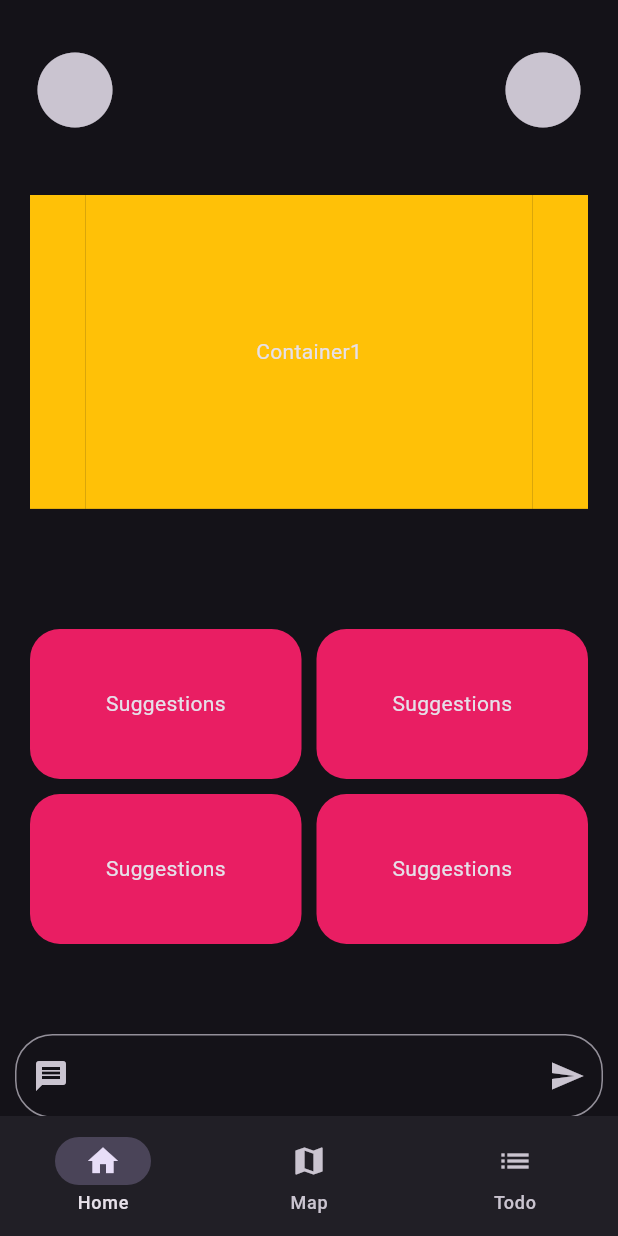
After one commit to Adithya-1489181/TOURA, a Flutter app: the screen it shows after launch, on a phone screen of 412 x 824 dp. The commit adds this screen. Run offline on Flutter 3.47's test engine with Material 3 defaults, Android fonts, the phone set to English and light mode, and no system bars; drawn by our look-alikes of carousel_slider; our stand-ins replace flutter_riverpod.

Commit message:
Added BottomNavigation Bar
Reorganized the file structure and added riverpod dependencies.

```diff
--- /dev/null
+++ b/toura/lib/UI/home_page_body.dart
@@ -0,0 +1,171 @@
+import 'package:carousel_slider/carousel_slider.dart';
+import 'package:flutter/material.dart';
+
+class HomePageBody extends StatelessWidget {
+  const HomePageBody({
+    super.key,
+  });
+
+  @override
+  Widget build(BuildContext context) {
+    return SafeArea(
+      child: SingleChildScrollView(
+        physics: const BouncingScrollPhysics(),
+        child: Column(
+          children: [
+            const SizedBox(
+              height: 20,
+            ),
+            Row(
+              mainAxisAlignment: MainAxisAlignment.spaceBetween,
+              children: [
+                IconButton(
+                  padding: const EdgeInsets.symmetric(
+                    horizontal: 20,
+                    vertical: 10,
+                  ),
+                  icon: const Icon(
+                    Icons.circle,
+                    size: 60,
+                  ),
+                  onPressed: () {},
+                ),
+                IconButton(
+                  padding: const EdgeInsets.symmetric(
+                    horizontal: 20,
+                    vertical: 10,
+                  ),
+                  onPressed: () {},
+                  icon: const Icon(
+                    Icons.circle,
+                    size: 60,
+                  ),
+                )
+              ],
+            ),
+            const SizedBox(
+              height: 20,
+            ),
+            Container(
+              padding: const EdgeInsets.symmetric(horizontal: 20, vertical: 10),
+              child: CarouselSlider(
+                items: [1, 2]
+                    .map(
+                      (e) => Container(
+                        color: Colors.amber,
+                        child: Center(
+                          child: Text("Container$e"),
+                        ),
+                      ),
+                    )
+                    .toList(),
+                options: CarouselOptions(
+                  aspectRatio: 16 / 9,
+                  autoPlay: true,
+                ),
+              ),
+            ),
+            const SizedBox(
+              height: 70,
+            ),
+            Container(
+              padding: const EdgeInsets.symmetric(horizontal: 20),
+              child: Column(
+                children: [
+                  Row(
+                    mainAxisAlignment: MainAxisAlignment.spaceAround,
+                    children: [
+                      Expanded(
+                        child: Container(
+                          height: 100,
+                          decoration: BoxDecoration(
+                            color: Colors.pink,
+                            borderRadius: BorderRadius.circular(20),
+                          ),
+                          child: const Center(
+                            child: Text("Suggestions"),
+                          ),
+                        ),
+                      ),
+                      const SizedBox(
+                        width: 10,
+                      ),
+                      Expanded(
+                        child: Container(
+                          height: 100,
+                          decoration: BoxDecoration(
+                            color: Colors.pink,
+                            borderRadius: BorderRadius.circular(20),
+                          ),
+                          child: const Center(
+                            child: Text("Suggestions"),
+                          ),
+                        ),
+                      )
+                    ],
+                  ),
+                  const SizedBox(
+                    height: 10,
+                  ),
+                  Row(
+                    mainAxisAlignment: MainAxisAlignment.spaceAround,
+                    children: [
+                      Expanded(
+                        child: Container(
+                          height: 100,
+                          decoration: BoxDecoration(
+                            color: Colors.pink,
+                            borderRadius: BorderRadius.circular(20),
+                          ),
+                          child: const Center(
+                            child: Text("Suggestions"),
+                          ),
+                        ),
+                      ),
+                      const SizedBox(
+                        width: 10,
+                      ),
+                      Expanded(
+                        child: Container(
+                          height: 100,
+                          decoration: BoxDecoration(
+                            color: Colors.pink,
+                            borderRadius: BorderRadius.circular(20),
+                          ),
+                          child: const Center(
+                            child: Text("Suggestions"),
+                          ),
+                        ),
+                      )
+                    ],
+                  ),
+                ],
+              ),
+            ),
+            const SizedBox(
+              height: 60,
+            ),
+            Container(
+              margin: const EdgeInsets.symmetric(horizontal: 10),
+              child: TextField(
+                decoration: InputDecoration(
+                  border: OutlineInputBorder(
+                    borderRadius: BorderRadius.circular(25),
+                  ),
+                  prefixIcon: IconButton(
+                    icon: const Icon(Icons.message),
+                    onPressed: () {},
+                  ),
+                  suffixIcon: IconButton(
+                    icon: const Icon(Icons.send),
+                    onPressed: () {},
+                  ),
+                ),
+              ),
+            ),
+          ],
+        ),
+      ),
+    );
+  }
+}
--- /dev/null
+++ b/toura/lib/UI/toura.dart
@@ -0,0 +1,58 @@
+import 'package:flutter/material.dart';
+import 'package:toura/UI/home_page_body.dart';
+
+enum CurrentPage { homePage, mapPage, todoPage }
+
+class Toura extends StatefulWidget {
+  const Toura({super.key});
+
+  @override
+  State<Toura> createState() => _TouraState();
+}
+
+class _TouraState extends State<Toura> {
+  CurrentPage _currentPage = CurrentPage.homePage;
+  Widget _page = const Placeholder();
+
+  @override
+  Widget build(BuildContext context) {
+    switch (_currentPage) {
+      case CurrentPage.homePage:
+        _page = const HomePageBody();
+        break;
+      case CurrentPage.mapPage:
+        _page = const Placeholder();
+        break;
+      case CurrentPage.todoPage:
+        _page = const Placeholder();
+        break;
+      default:
+        _page = const Placeholder();
+    }
+
+    return MaterialApp(
+      title: "Toura",
+      theme: ThemeData(
+        brightness: Brightness.dark,
+        primaryColor: Colors.blueGrey,
+        useMaterial3: true,
+      ),
+      home: Scaffold(
+        bottomNavigationBar: NavigationBar(
+          selectedIndex: _currentPage.index,
+          destinations: const [
+            NavigationDestination(icon: Icon(Icons.home), label: "Home"),
+            NavigationDestination(icon: Icon(Icons.map), label: "Map"),
+            NavigationDestination(icon: Icon(Icons.list), label: "Todo"),
+          ],
+          onDestinationSelected: (value) {
+            setState(() {
+              _currentPage = CurrentPage.values.elementAt(value);
+            });
+          },
+        ),
+        body: _page,
+      ),
+    );
+  }
+}
--- a/toura/lib/main.dart
+++ b/toura/lib/main.dart
@@ -1,6 +1,7 @@
 import 'package:flutter/material.dart';
-import 'package:toura/src/toura.dart';
+import 'package:flutter_riverpod/flutter_riverpod.dart';
+import 'package:toura/UI/toura.dart';
 
 void main() {
-  runApp(const Toura());
+  runApp(const ProviderScope(child: Toura()));
 }
--- a/toura/lib/src/toura.dart
+++ /dev/null
@@ -1,19 +0,0 @@
-import 'package:flutter/material.dart';
-import 'package:toura/src/UI/home_page.dart';
-
-class Toura extends StatelessWidget {
-  const Toura({super.key});
-
-  @override
-  Widget build(BuildContext context) {
-    return MaterialApp(
-      title: "Toura",
-      theme: ThemeData(
-        brightness: Brightness.dark,
-        primaryColor: Colors.blueGrey,
-        useMaterial3: true,
-      ),
-      home: const TouraHomePage(),
-    );
-  }
-}
--- a/toura/pubspec.yaml
+++ b/toura/pubspec.yaml
@@ -35,7 +35,7 @@ dependencies:
   # The following adds the Cupertino Icons font to your application.
   # Use with the CupertinoIcons class for iOS style icons.
   cupertino_icons: ^1.0.6
-  riverpod: ^2.5.1
+  flutter_riverpod: ^2.5.1
 
 dev_dependencies:
   flutter_test:
```
Also changed, not shown: toura/lib/src/UI/home_page.dart (deleted, +0 -196 lines), toura/pubspec.lock.
